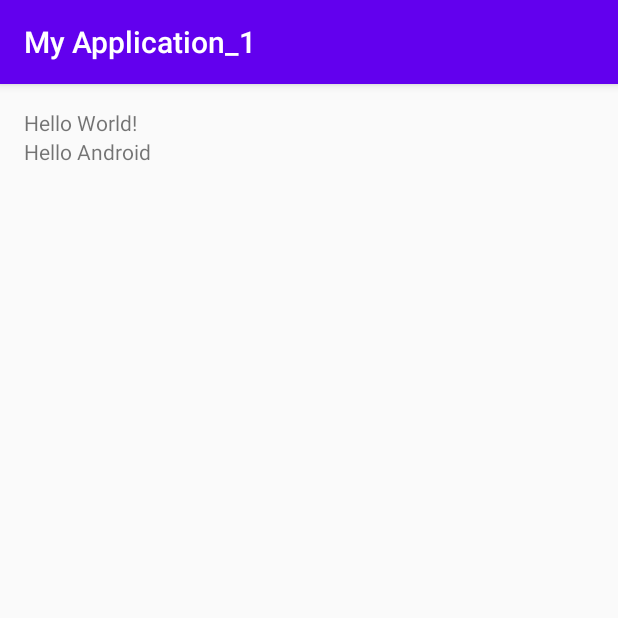
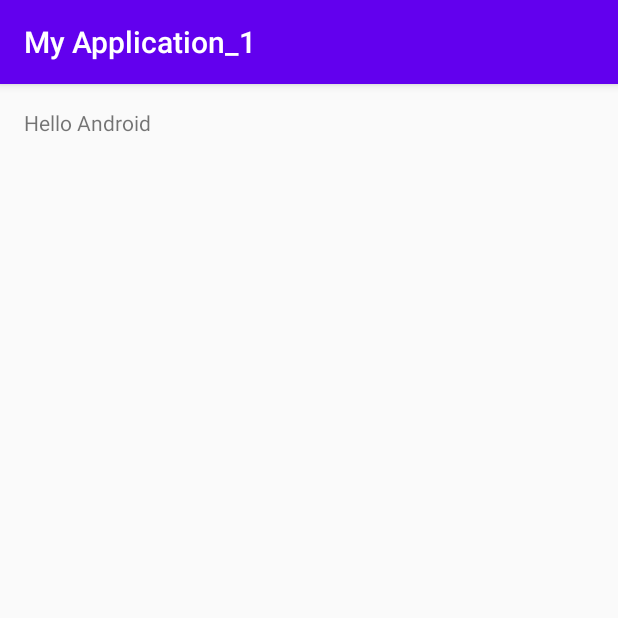
Before and after one commit to furuitakayuki/HelloAndroidApp, an Android app: the screen it shows after launch (MainActivity), on a phone screen of 412 x 824 dp, the top half of it. Run offline under Robolectric (Android 15) with nearby library versions, the phone set to English and light mode, and no system bars.

Commit message:
Hello World! のTextViewを削除。

```diff
--- a/app/src/main/res/layout/activity_main.xml
+++ b/app/src/main/res/layout/activity_main.xml
@@ -11,17 +11,7 @@
     android:paddingTop="16dp"
     tools:context=".MainActivity">
 
-    <TextView
-        android:id="@+id/textView2"
-        android:layout_width="wrap_content"
-        android:layout_height="wrap_content"
-        android:text="Hello World!"
-        app:layout_constraintBottom_toBottomOf="parent"
-        app:layout_constraintHorizontal_bias="0.498"
-        app:layout_constraintLeft_toLeftOf="parent"
-        app:layout_constraintRight_toRightOf="parent"
-        app:layout_constraintTop_toTopOf="parent"
-        app:layout_constraintVertical_bias="0.113" />
+
 
     <TextView
         android:id="@+id/textView"
```
